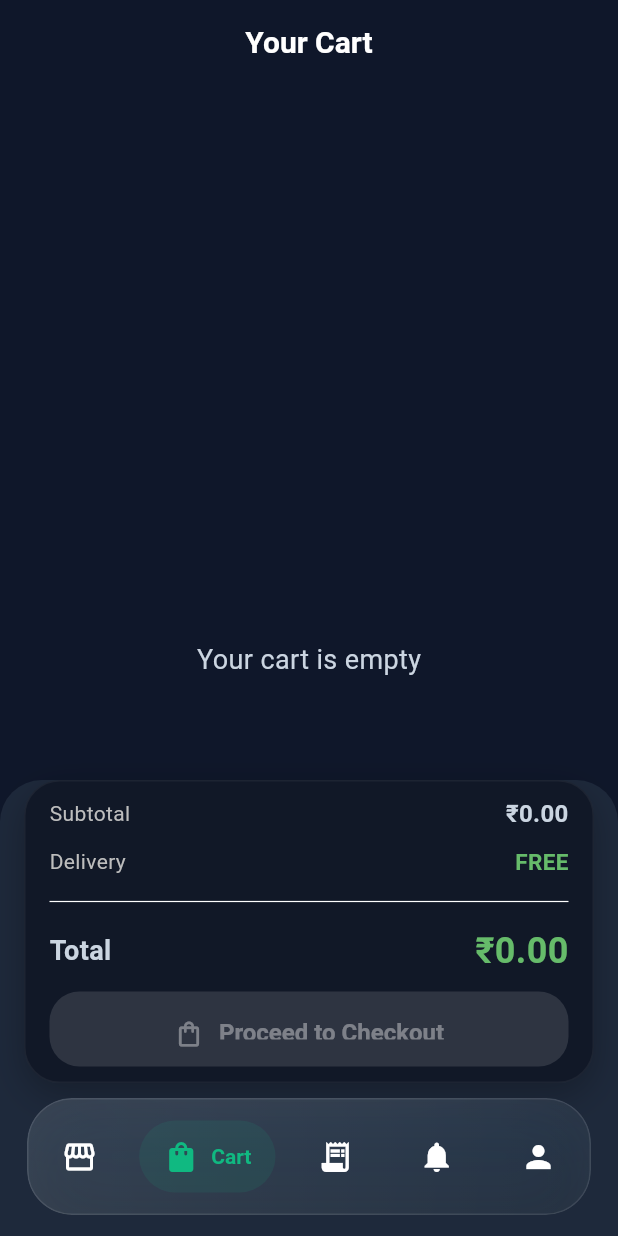
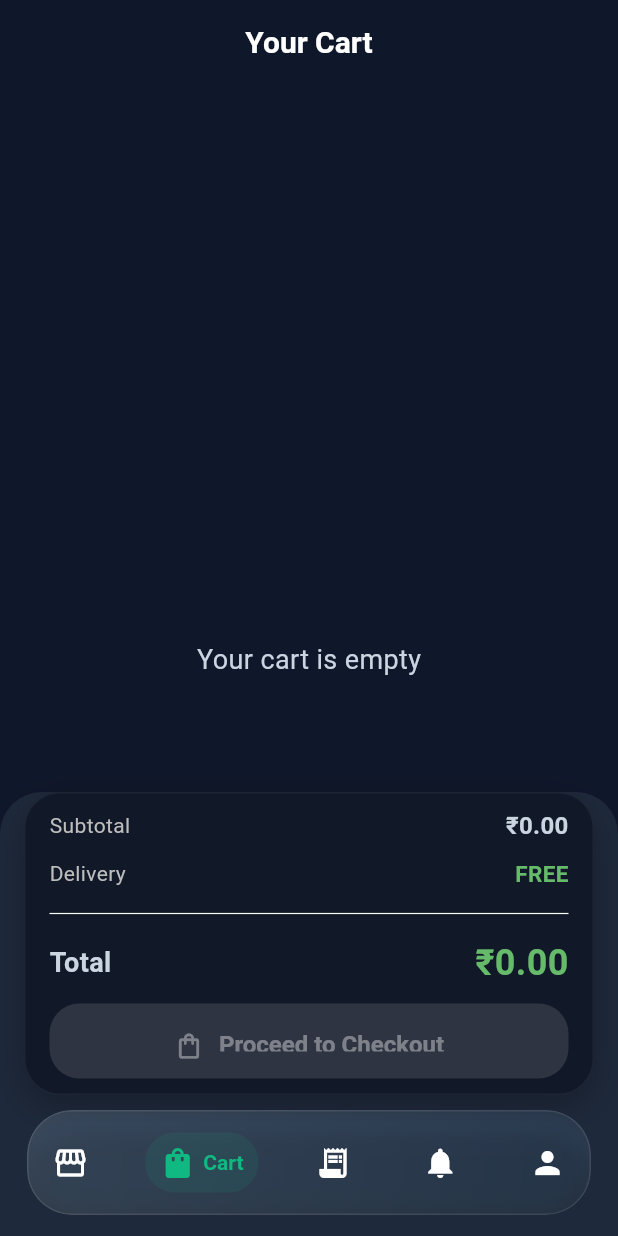
Before and after one commit to adityasaini21/cleaningfrontend, a Flutter app: the MainNavigationScreen screen opened directly, item 2 of the bottom bar chosen, on a phone screen of 412 x 824 dp. Run offline on Flutter 3.47's test engine with Material 3 defaults, Android fonts, the phone set to English and light mode, and no system bars; drawn by our look-alikes of salomon_bottom_bar; our stand-ins replace cached_network_image, firebase_core, firebase_messaging, fl_chart, flutter_local_notifications, image_picker and 1 more; missing offline and left inert: cloudinary_public; accounts and stored records are empty; network calls fail.

Commit message:
Fixing things

```diff
--- a/lib/screens/admin_orders_screen.dart
+++ b/lib/screens/admin_orders_screen.dart
@@ -211,8 +211,13 @@ class _AdminOrdersScreenState
             );
           }
 
-          final orders =
-          snapshot.data!.reversed.toList();
+          if (!snapshot.hasData) {
+            return const Center(
+              child: Text("No Orders"),
+            );
+          }
+
+          final orders = snapshot.data!.reversed.toList();
 
           // =====================================
           // STATS
--- a/lib/screens/main_navigation_screen.dart
+++ b/lib/screens/main_navigation_screen.dart
@@ -1,6 +1,6 @@
 import 'dart:async';
 import 'dart:convert';
-import 'dart:ui';
+
 
 import 'package:flutter/material.dart';
 import 'package:salomon_bottom_bar/salomon_bottom_bar.dart';
@@ -27,11 +27,14 @@ class MainNavigationScreen extends StatefulWidget {
 class _MainNavigationScreenState
     extends State<MainNavigationScreen> {
 
+
   int _currentIndex = 0;
 
   bool _isAdmin = false;
 
   int _unreadCount = 0;
+
+
 
   final NotificationService
   _notificationService =
@@ -46,6 +49,9 @@ class _MainNavigationScreenState
     super.initState();
 
     _checkAdmin();
+
+
+
 
     _loadUnreadCount();
 
@@ -211,7 +217,7 @@ class _MainNavigationScreenState
                     color: Colors.red
                         .withOpacity(0.35),
 
-                    blurRadius: 10,
+                    blurRadius: 4,
 
                     offset:
                     const Offset(0, 4),
@@ -250,40 +256,37 @@ class _MainNavigationScreenState
     );
   }
 
+
   @override
   Widget build(BuildContext context) {
 
     final userScreens = [
-
       ProductListScreen(
         onCartTap: () => _changeTab(1),
       ),
-
       const CartScreen(),
-
       const OrderHistoryScreen(),
-
       const NotificationScreen(),
-
       ProfileScreen(
         onOrdersTap: () => _changeTab(2),
       ),
     ];
 
     final adminScreens = [
-
       ProductListScreen(
         onCartTap: () {},
       ),
-
       const AdminOrdersScreen(),
-
       const NotificationScreen(),
-
       ProfileScreen(
         onOrdersTap: () {},
       ),
     ];
+
+
+
+
+
 
     final userItems = [
 
@@ -388,14 +391,9 @@ class _MainNavigationScreenState
 
       extendBody: true,
 
-      body: AnimatedSwitcher(
-
-        duration:
-        const Duration(milliseconds: 350),
-
-        child: _isAdmin
-            ? adminScreens[_currentIndex]
-            : userScreens[_currentIndex],
+      body: IndexedStack(
+        index: _currentIndex,
+        children: _isAdmin ? adminScreens : userScreens,
       ),
 
       // =========================================
@@ -414,21 +412,10 @@ class _MainNavigationScreenState
           ),
 
           child: ClipRRect(
+            borderRadius: BorderRadius.circular(30),
+            child: Container(
 
-            borderRadius:
-            BorderRadius.circular(30),
-
-            child: BackdropFilter(
-
-              filter: ImageFilter.blur(
-
-                sigmaX: 30,
-                sigmaY: 30,
-              ),
-
-              child: Container(
-
-                height: 78,
+                height: 70,
 
                 decoration: BoxDecoration(
 
@@ -463,7 +450,7 @@ class _MainNavigationScreenState
                       color: Colors.black
                           .withOpacity(0.25),
 
-                      blurRadius: 30,
+                      blurRadius: 10,
 
                       offset:
                       const Offset(0, 15),
@@ -474,7 +461,7 @@ class _MainNavigationScreenState
                       color: Colors.blue
                           .withOpacity(0.08),
 
-                      blurRadius: 40,
+                      blurRadius: 12,
                     ),
                   ],
                 ),
@@ -482,12 +469,9 @@ class _MainNavigationScreenState
                 child: Theme(
 
                   data: Theme.of(context).copyWith(
-
-                    splashColor:
-                    Colors.transparent,
-
-                    highlightColor:
-                    Colors.transparent,
+                    splashColor: Colors.transparent,
+                    highlightColor: Colors.transparent,
+                    hoverColor: Colors.transparent,
                   ),
 
                   child: SalomonBottomBar(
@@ -503,19 +487,11 @@ class _MainNavigationScreenState
                       vertical: 10,
                     ),
 
-                    itemPadding:
-                    const EdgeInsets.symmetric(
-                      horizontal: 16,
-                      vertical: 12,
+                    itemPadding: const EdgeInsets.symmetric(
+                      horizontal: 10,
+                      vertical: 8,
                     ),
 
-                    duration:
-                    const Duration(
-                      milliseconds: 300,
-                    ),
-
-                    curve:
-                    Curves.easeInOut,
 
                     items:
                     _isAdmin
@@ -527,7 +503,7 @@ class _MainNavigationScreenState
             ),
           ),
         ),
-      ),
-    );
+      );
+
   }
 }
--- a/lib/services/order_history_service.dart
+++ b/lib/services/order_history_service.dart
@@ -88,8 +88,13 @@ class OrderHistoryService {
       headers: _headers,
     );
 
+    print(response.statusCode);
+    print(response.body);
+
+
     print("ADMIN STATUS: ${response.statusCode}");
     print("ADMIN BODY: ${response.body}");
+
 
     if (response.statusCode == 200) {
 
```
Also changed, not shown: flutter_01.png (added).
